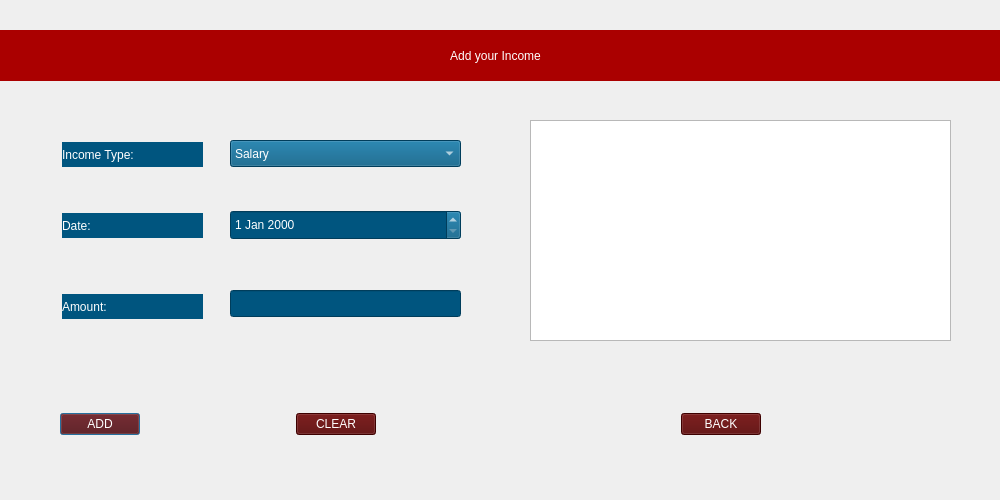
Qt form incomebox.ui (Cyb3rSoldier/Finance-Manager) before a commit.
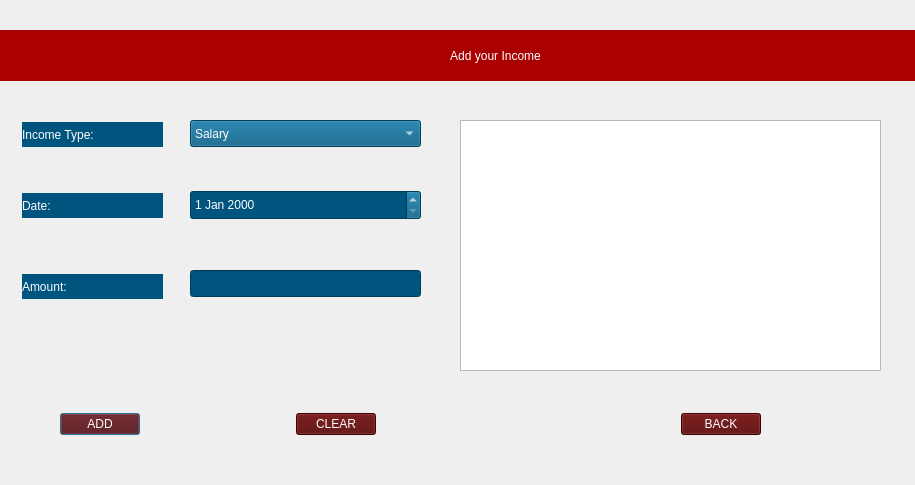
The same form after that commit.

```diff
--- a/incomebox.ui
+++ b/incomebox.ui
@@ -6,8 +6,8 @@
    <rect>
     <x>0</x>
     <y>0</y>
-    <width>1000</width>
-    <height>500</height>
+    <width>915</width>
+    <height>485</height>
    </rect>
   </property>
   <property name="windowTitle">
@@ -16,8 +16,8 @@
   <widget class="QLabel" name="label3">
    <property name="geometry">
     <rect>
-     <x>62</x>
-     <y>294</y>
+     <x>22</x>
+     <y>274</y>
      <width>141</width>
      <height>25</height>
     </rect>
@@ -40,8 +40,8 @@
   <widget class="QLineEdit" name="lineEdit">
    <property name="geometry">
     <rect>
-     <x>230</x>
-     <y>290</y>
+     <x>190</x>
+     <y>270</y>
      <width>231</width>
      <height>27</height>
     </rect>
@@ -55,8 +55,8 @@
   <widget class="QLabel" name="incomebox">
    <property name="geometry">
     <rect>
-     <x>62</x>
-     <y>142</y>
+     <x>22</x>
+     <y>122</y>
      <width>141</width>
      <height>25</height>
     </rect>
@@ -79,8 +79,8 @@
   <widget class="QDateEdit" name="dateEdit_2">
    <property name="geometry">
     <rect>
-     <x>230</x>
-     <y>210</y>
+     <x>190</x>
+     <y>190</y>
      <width>231</width>
      <height>30</height>
     </rect>
@@ -123,8 +123,8 @@
   <widget class="QComboBox" name="comboBox">
    <property name="geometry">
     <rect>
-     <x>230</x>
-     <y>140</y>
+     <x>190</x>
+     <y>120</y>
      <width>231</width>
      <height>27</height>
     </rect>
@@ -174,8 +174,8 @@
   <widget class="QLabel" name="label2">
    <property name="geometry">
     <rect>
-     <x>62</x>
-     <y>213</y>
+     <x>22</x>
+     <y>193</y>
      <width>141</width>
      <height>25</height>
     </rect>
@@ -288,10 +288,10 @@
   <widget class="QTableView" name="table">
    <property name="geometry">
     <rect>
-     <x>530</x>
+     <x>460</x>
      <y>120</y>
      <width>421</width>
-     <height>221</height>
+     <height>251</height>
     </rect>
    </property>
    <property name="minimumSize">
```
